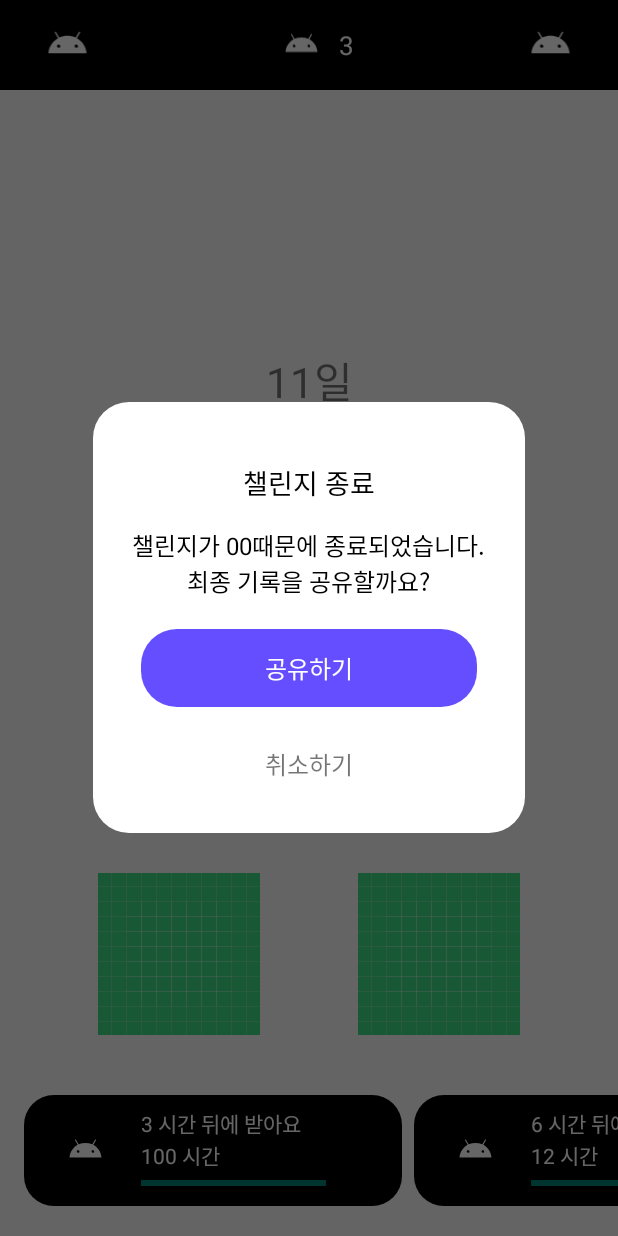
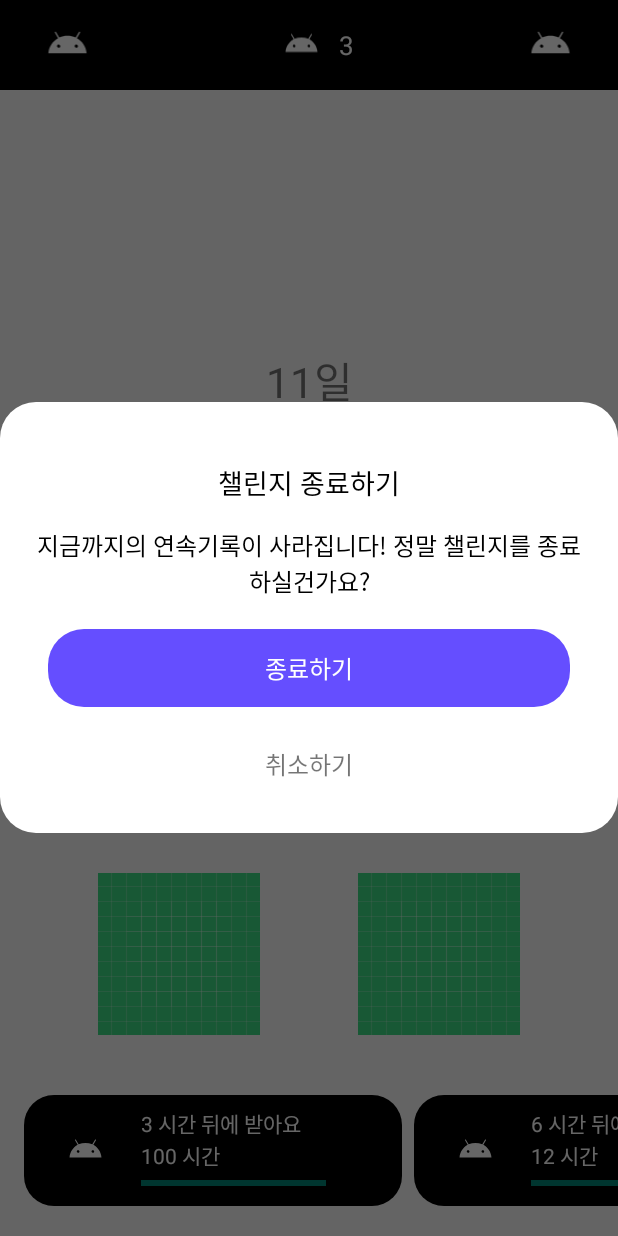
Before and after one commit to Nexters/Sticky-Android, an Android app: the screen it shows after launch (MainActivity), after a tap on an icon or button, on a phone screen of 412 x 824 dp. Run offline under Robolectric (Android 15) with nearby library versions, the phone set to English and light mode, and no system bars; our stand-ins replace Dagger/Hilt's generated code, Room's generated code, Timber, data binding; libraries missing offline, so code that uses them is left out: androidx.hilt.lifecycle, com.facebook.stetho.

Commit message:
[메인] dialogType 클래스 생성

```diff
--- /dev/null
+++ b/app/src/main/java/com/nexters/sticky/ui/dialog/DialogType.kt
@@ -0,0 +1,9 @@
+package com.nexters.sticky.ui.dialog
+
+import com.nexters.sticky.R
+
+enum class DialogType(val titleRes: Int, val descriptionRes: Int, val doActionRes: Int) {
+	TERMINATE_CHALLENGE(R.string.dialog_terminate_challenge_title, R.string.dialog_terminate_challenge_description, R.string.dialog_share),
+	EXIT_CHALLENGE(R.string.dialog_exit_challenge_title, R.string.dialog_exit_challenge_description, R.string.dialog_exit),
+	CHANGE_ADDRESS(R.string.dialog_change_address_title, R.string.dialog_change_address_description, R.string.dialog_exit);
+}
--- a/app/src/main/java/com/nexters/sticky/ui/dialog/ExitChallengeDialog.kt
+++ b/app/src/main/java/com/nexters/sticky/ui/dialog/ExitChallengeDialog.kt
@@ -3,6 +3,7 @@
 import com.nexters.sticky.R
 import com.nexters.sticky.base.BaseDialog
 import com.nexters.sticky.databinding.DialogLayoutBinding
+import com.nexters.sticky.ui.dialog.DialogType.EXIT_CHALLENGE
 
 class ExitChallengeDialog : BaseDialog<DialogLayoutBinding>() {
 	override fun getLayoutRes() = R.layout.dialog_layout
@@ -15,10 +16,10 @@
 	}
 
 	private fun initView() {
-		binding.apply {
-			tvTitle.text = "챌린지 종료"
-			tvDescription.text = "챌린지가 00때문에 종료되었습니다.\n최종 기록을 공유할까요?"
-			tvButtonDoAction.text = "공유하기"
+		context?.let {
+			binding.tvTitle.text = it.resources.getText(EXIT_CHALLENGE.titleRes)
+			binding.tvDescription.text = it.resources.getText(EXIT_CHALLENGE.descriptionRes)
+			binding.tvButtonDoAction.text = it.resources.getText(EXIT_CHALLENGE.doActionRes)
 		}
 	}
 
--- a/app/src/main/res/values/strings.xml
+++ b/app/src/main/res/values/strings.xml
@@ -1,3 +1,15 @@
 <resources>
     <string name="app_name">sticky</string>
+
+    <!-- dialog -->
+    <string name="dialog_terminate_challenge_title">챌린지 종료</string>
+    <string name="dialog_terminate_challenge_description">챌린지가 00때문에 종료되었습니다.\n최종 기록을 공유할까요?</string>
+    <string name="dialog_exit_challenge_title">챌린지 종료하기</string>
+    <string name="dialog_exit_challenge_description">지금까지의 연속기록이 사라집니다! 정말 챌린지를 종료하실건가요?</string>
+    <string name="dialog_change_address_title">주소 변경하기</string>
+    <string name="dialog_change_address_description">주소를 변경하면 지금까지 쌓은 모든 기록이 사라집니다. 정말 주소를 변경하고 새로 시작하시겠어요?</string>
+    <string name="dialog_share">공유하기</string>
+    <string name="dialog_exit">종료하기</string>
+    <string name="dialog_cancel">취소하기</string>
+
 </resources>
```
